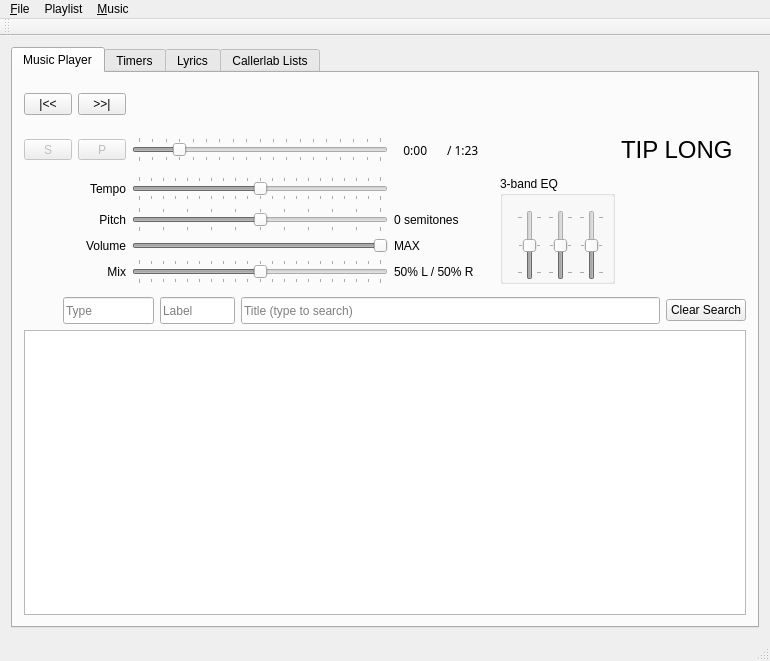
First picture: the form in SquareDesk-DEV/test123/mainwindow.ui, repository mpogue2/SquareDesk, before the edit.
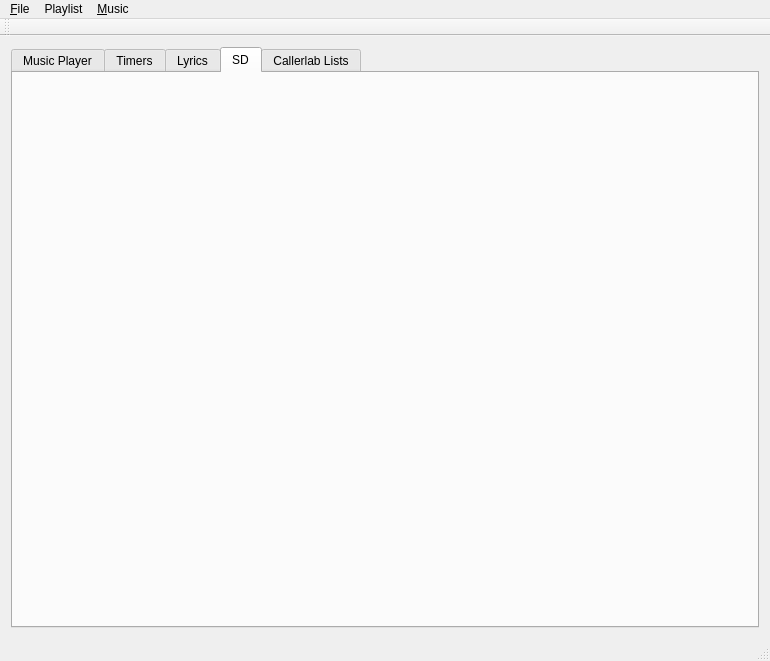
Second picture: the form after the edit. Custom widgets are drawn as their Qt base class.

The edit to the form file:
```diff
--- a/SquareDesk-DEV/test123/mainwindow.ui
+++ b/SquareDesk-DEV/test123/mainwindow.ui
@@ -21,7 +21,7 @@
        <enum>Qt::NoFocus</enum>
       </property>
       <property name="currentIndex">
-       <number>0</number>
+       <number>3</number>
       </property>
       <widget class="QWidget" name="musicPlayerTab">
        <attribute name="title">
@@ -1123,6 +1123,16 @@
         </item>
        </layout>
       </widget>
+      <widget class="QWidget" name="sequencer">
+       <attribute name="title">
+        <string>SD</string>
+       </attribute>
+       <layout class="QGridLayout" name="gridLayout_8">
+        <item row="0" column="0">
+         <layout class="QGridLayout" name="seqGridLayout"/>
+        </item>
+       </layout>
+      </widget>
       <widget class="QWidget" name="ALL">
        <attribute name="title">
         <string>Callerlab Lists</string>
```
